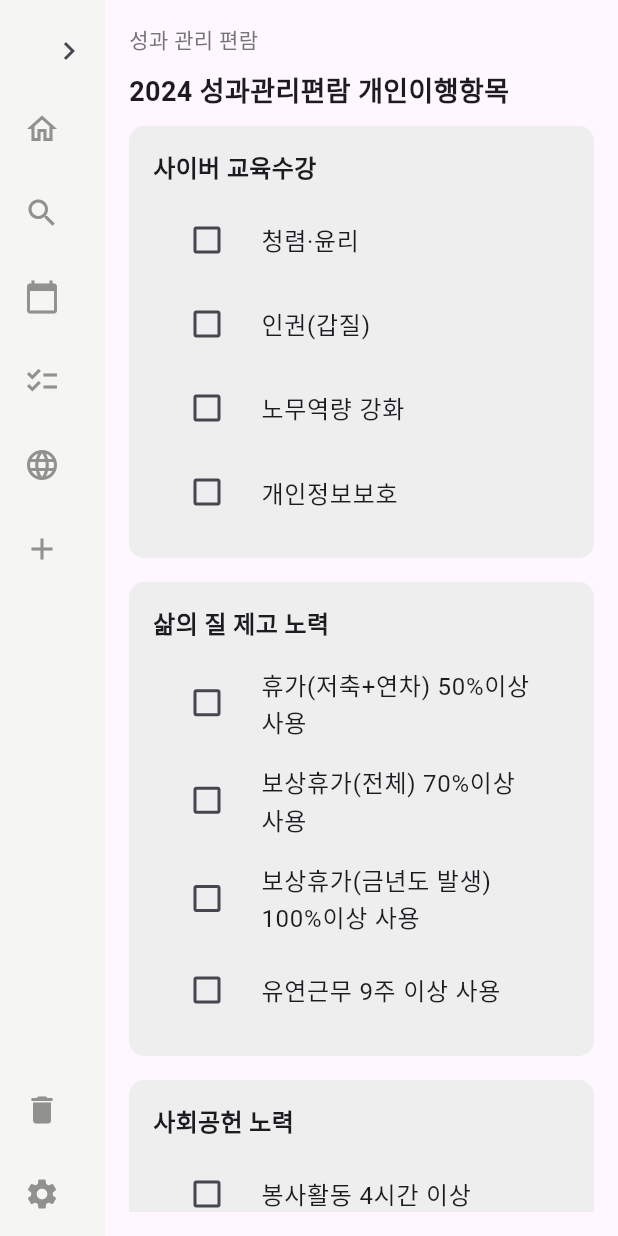
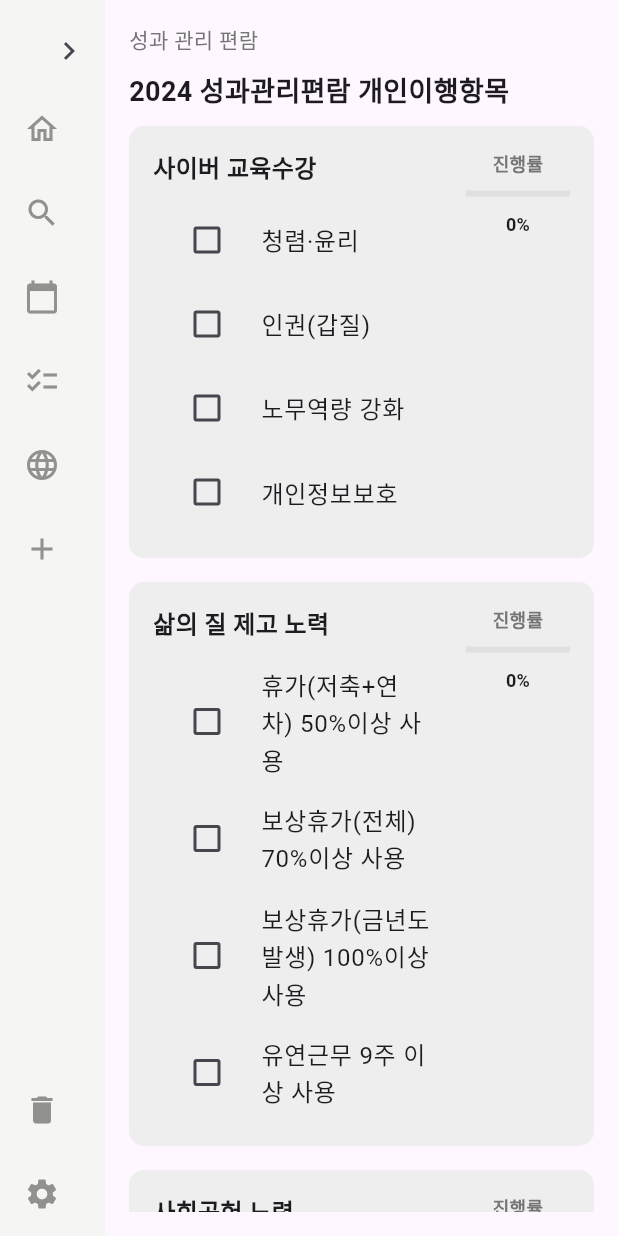
Before and after one commit to hwan03/note, a Flutter app: the ToDoPage screen opened directly, after a tap on the "chevron left" icon, on a phone screen of 412 x 824 dp. Run offline on Flutter 3.47's test engine with Material 3 defaults, Android fonts, the phone set to English and light mode, and no system bars; our stand-ins replace table_calendar.

Commit message:
진행률 표시

```diff
--- a/lib/to_do.dart
+++ b/lib/to_do.dart
@@ -10,25 +10,47 @@ class _ToDoPageState extends State<ToDoPage> {
   final List<Map<String, dynamic>> sections = [
     {
       'title': '사이버 교육수강',
-      'items': ['청렴·윤리', '인권(갑질)', '노무역량 강화', '개인정보보호']
+      'items': [
+        {'label': '청렴·윤리', 'checked': false},
+        {'label': '인권(갑질)', 'checked': false},
+        {'label': '노무역량 강화', 'checked': false},
+        {'label': '개인정보보호', 'checked': false},
+      ]
     },
     {
       'title': '삶의 질 제고 노력',
-      'items': ['휴가(저축+연차) 50%이상 사용', '보상휴가(전체) 70%이상 사용', '보상휴가(금년도 발생) 100%이상 사용', '유연근무 9주 이상 사용']
+      'items': [
+        {'label': '휴가(저축+연차) 50%이상 사용', 'checked': false},
+        {'label': '보상휴가(전체) 70%이상 사용', 'checked': false},
+        {'label': '보상휴가(금년도 발생) 100%이상 사용', 'checked': false},
+        {'label': '유연근무 9주 이상 사용', 'checked': false},
+      ]
     },
     {
       'title': '사회공헌 노력',
-      'items': ['봉사활동 4시간 이상']
+      'items': [
+        {'label': '봉사활동 4시간 이상', 'checked': false},
+      ]
     },
     {
       'title': 'PC보안 강화',
-      'items': ['사이버보안진단의 날 [내PC 지킴이] 종합점수 100점 유지']
+      'items': [
+        {'label': '사이버보안진단의 날 [내PC 지킴이] 종합점수 100점 유지', 'checked': false},
+      ]
     },
     {
       'title': '건강관리 노력',
-      'items': ['건강검진 수검']
+      'items': [
+        {'label': '건강검진 수검', 'checked': false},
+      ]
     },
   ];
+
+  double _calculateProgress(List<Map<String, dynamic>> items) {
+    final total = items.length;
+    final checkedCount = items.where((item) => item['checked'] == true).length;
+    return total == 0 ? 0 : checkedCount / total;
+  }
 
   @override
   Widget build(BuildContext context) {
@@ -57,6 +79,7 @@ class _ToDoPageState extends State<ToDoPage> {
                       itemCount: sections.length,
                       itemBuilder: (context, index) {
                         final section = sections[index];
+                        final progress = _calculateProgress(section['items']);
                         return Container(
                           margin: EdgeInsets.only(bottom: 16),
                           padding: EdgeInsets.all(16),
@@ -64,6 +87,11 @@ class _ToDoPageState extends State<ToDoPage> {
                             color: Colors.grey[200],
                             borderRadius: BorderRadius.circular(10),
                           ),
+                          child: Row(
+                            crossAxisAlignment: CrossAxisAlignment.start,
+                            children: [
+                              Expanded(
+                                flex: 3,
                                 child: Column(
                                   crossAxisAlignment: CrossAxisAlignment.start,
                                   children: [
@@ -77,12 +105,53 @@ class _ToDoPageState extends State<ToDoPage> {
                                     SizedBox(height: 8),
                                     ...List.generate(
                                       section['items'].length,
-                                    (itemIndex) => CheckboxListTile(
-                                  title: Text(section['items'][itemIndex]),
-                                  value: false,
-                                  onChanged: (value) {},
+                                          (itemIndex) {
+                                        final item =
+                                        section['items'][itemIndex];
+                                        return CheckboxListTile(
+                                          title: Text(item['label']),
+                                          value: item['checked'],
+                                          onChanged: (value) {
+                                            setState(() {
+                                              item['checked'] = value;
+                                            });
+                                          },
                                           controlAffinity:
                                           ListTileControlAffinity.leading,
+                                        );
+                                      },
+                                    ),
+                                  ],
+                                ),
+                              ),
+                              Expanded(
+                                flex: 1,
+                                child: Column(
+                                  crossAxisAlignment: CrossAxisAlignment.center,
+                                  children: [
+                                    Text(
+                                      '진행률',
+                                      style: TextStyle(
+                                        fontSize: 12,
+                                        fontWeight: FontWeight.bold,
+                                        color: Colors.grey[600],
+                                      ),
+                                    ),
+                                    SizedBox(height: 10),
+                                    LinearProgressIndicator(
+                                      value: progress,
+                                      backgroundColor: Colors.grey[300],
+                                      color: Colors.blue,
+                                    ),
+                                    SizedBox(height: 10),
+                                    Text(
+                                      '${(progress * 100).toStringAsFixed(0)}%',
+                                      style: TextStyle(
+                                        fontSize: 12,
+                                        fontWeight: FontWeight.bold,
+                                      ),
+                                    ),
+                                  ],
                                 ),
                               ),
                             ],
```
Lines whose indentation alone changed are shown as unchanged.
